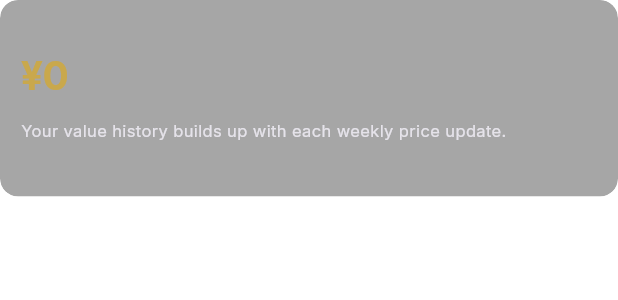
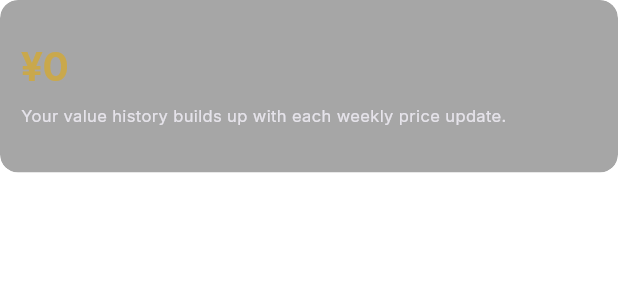
Before and after one commit to GokaiGoblin/oshi_collect, a Flutter app: the ValueSummaryPanel widget shown alone on an empty page, opened directly with empty values, on a phone screen of 412 x 824 dp. Shown: the top 300 px of the screen. Run offline on Flutter 3.47's test engine with Material 3 defaults, Android fonts, the phone set to English and light mode, and no system bars; our stand-ins replace cached_network_image, file_picker, flutter_cache_manager, package_info_plus, shared_preferences, sqflite; accounts and stored records are empty; network calls fail.

Commit message:
Inventory duplicate count in sky blue; compact value summary panel (less padding, slimmer chart and button)
Co-Authored-By: Claude Opus 5.5 <noreply@anthropic.com>

```diff
--- a/lib/widgets/value_summary_panel.dart
+++ b/lib/widgets/value_summary_panel.dart
@@ -27,6 +27,11 @@ class ValueSummaryPanel extends StatelessWidget {
 
   static const _chartPoints = 12;
 
+  // Kept compact so the set list starts higher up the screen.
+  static const _padding = EdgeInsets.fromLTRB(14, 10, 14, 10);
+  static const _gap = 6.0;
+  static const _chartHeight = 40.0;
+
   const ValueSummaryPanel({
     super.key,
     required this.label,
@@ -51,7 +56,7 @@ class ValueSummaryPanel extends StatelessWidget {
     return FrostedPanel(
       backgroundColor: panelColour,
       borderRadius: BorderRadius.circular(12),
-      padding: const EdgeInsets.fromLTRB(14, 14, 14, 12),
+      padding: _padding,
       child: Column(
         crossAxisAlignment: CrossAxisAlignment.stretch,
         mainAxisSize: MainAxisSize.min,
@@ -64,7 +69,6 @@ class ValueSummaryPanel extends StatelessWidget {
                   crossAxisAlignment: CrossAxisAlignment.start,
                   children: [
                     Text(label, style: TextStyle(fontSize: 11, color: text)),
-                    const SizedBox(height: 2),
                     Text(
                       formatPrice(currentValue, prefs.currencyCode, prefs.fxRates),
                       style: const TextStyle(
@@ -88,18 +92,18 @@ class ValueSummaryPanel extends StatelessWidget {
                 ),
             ],
           ),
-          const SizedBox(height: 10),
+          const SizedBox(height: _gap),
           if (history.hasTrend)
             Semantics(
               label: 'Chart of value over the last ${recent.length} price updates',
-              child: ValueChart(values: [for (final p in recent) p.value], height: 56),
+              child: ValueChart(values: [for (final p in recent) p.value], height: _chartHeight),
             )
           else
             Text(
               'Your value history builds up with each weekly price update.',
               style: TextStyle(fontSize: 11, color: text.withValues(alpha: 0.8)),
             ),
-          const SizedBox(height: 10),
+          const SizedBox(height: _gap),
           Row(
             children: [
               Expanded(
@@ -189,8 +193,8 @@ class ViewHistoryButton extends StatelessWidget {
         onTap: onTap,
         customBorder: const StadiumBorder(),
         child: ConstrainedBox(
-          // 44px tall touch target; the pill itself looks slimmer.
-          constraints: const BoxConstraints(minHeight: 36, minWidth: 44),
+          // Slim pill (32 px) to keep the summary panel compact.
+          constraints: const BoxConstraints(minHeight: 32, minWidth: 44),
           child: Padding(
             padding: const EdgeInsets.symmetric(horizontal: 14),
             child: Center(
```
Also changed, not shown: lib/widgets/set_card.dart (+4 -3 lines).
